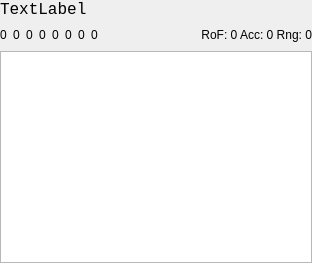
This is widgets/equippedandgrenades/ui/equippedandgrenadeswidget.ui in matzman666/PyPipboyApp as Qt 5 draws it before an edit. The edited form follows.
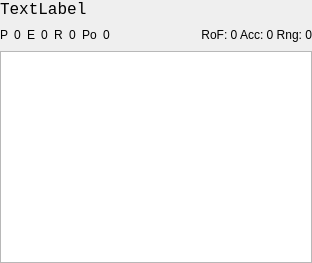
This is the edited form.

Commit message: EquippedAndGrenades: Weapon stats icons now colourised to match ingame pipboy colour

```diff
--- a/widgets/equippedandgrenades/ui/equippedandgrenadeswidget.ui
+++ b/widgets/equippedandgrenades/ui/equippedandgrenadeswidget.ui
@@ -71,7 +71,7 @@
         </sizepolicy>
        </property>
        <property name="text">
-        <string>0</string>
+        <string>P</string>
        </property>
        <property name="margin">
         <number>6</number>
@@ -103,7 +103,7 @@
         </sizepolicy>
        </property>
        <property name="text">
-        <string>0</string>
+        <string>E</string>
        </property>
        <property name="margin">
         <number>6</number>
@@ -135,7 +135,7 @@
         </sizepolicy>
        </property>
        <property name="text">
-        <string>0</string>
+        <string>R</string>
        </property>
        <property name="margin">
         <number>6</number>
@@ -167,7 +167,7 @@
         </sizepolicy>
        </property>
        <property name="text">
-        <string>0</string>
+        <string>Po</string>
        </property>
        <property name="margin">
         <number>6</number>
```
The commit also changes 1 other file.
